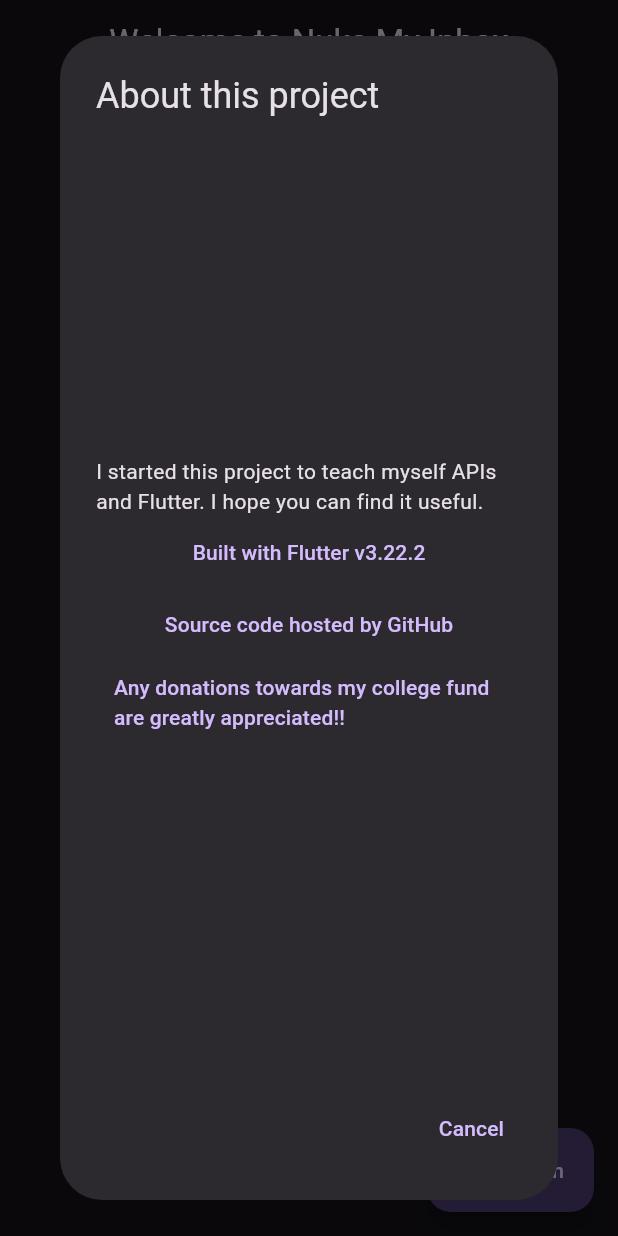
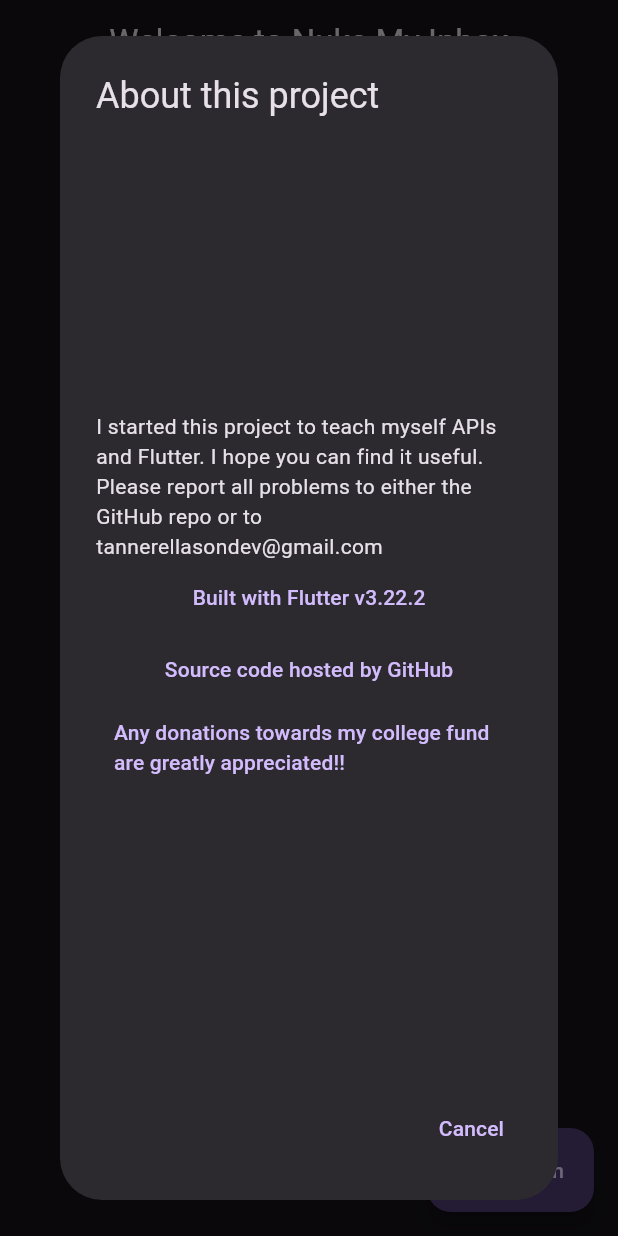
Before and after one commit to tannerellason/nuke-my-inbox, a Flutter app: the screen it shows after launch, after a tap on "Or click here for info about this projec", on a phone screen of 412 x 824 dp. Run offline on Flutter 3.47's test engine with Material 3 defaults, Android fonts, the phone set to English and light mode, and no system bars; our stand-ins replace firebase_auth, firebase_core, go_router, google_sign_in, googleapis_auth; missing offline and left inert: extension_google_sign_in_as_googleapis_auth, googleapis; accounts and stored records are empty.

Commit message:
Added support options

```diff
--- a/lib/screens/login_screen.dart
+++ b/lib/screens/login_screen.dart
@@ -45,6 +45,7 @@ class LoginScreen extends StatelessWidget {
                       mainAxisAlignment: MainAxisAlignment.center,
                       children: [
                         const Text('I started this project to teach myself APIs and Flutter. I hope you can find it useful.'),
+                        const Text('Please report all problems to either the GitHub repo or to tannerellasondev@gmail.com'),
                         TextButton(
                           onPressed: () => launchUrl(Uri.parse('https://flutter.dev/?gad_source=1&gclid=CjwKCAjwhIS0BhBqEiwADAUhc-s_FRL2YkeVdacFyksxepd43YjXFpZBRtU1Q9_uLbo3GYUh5XZmbRoCWkMQAvD_BwE&gclsrc=aw.ds')),
                           child: const Text('Built with Flutter v3.22.2'),
```
